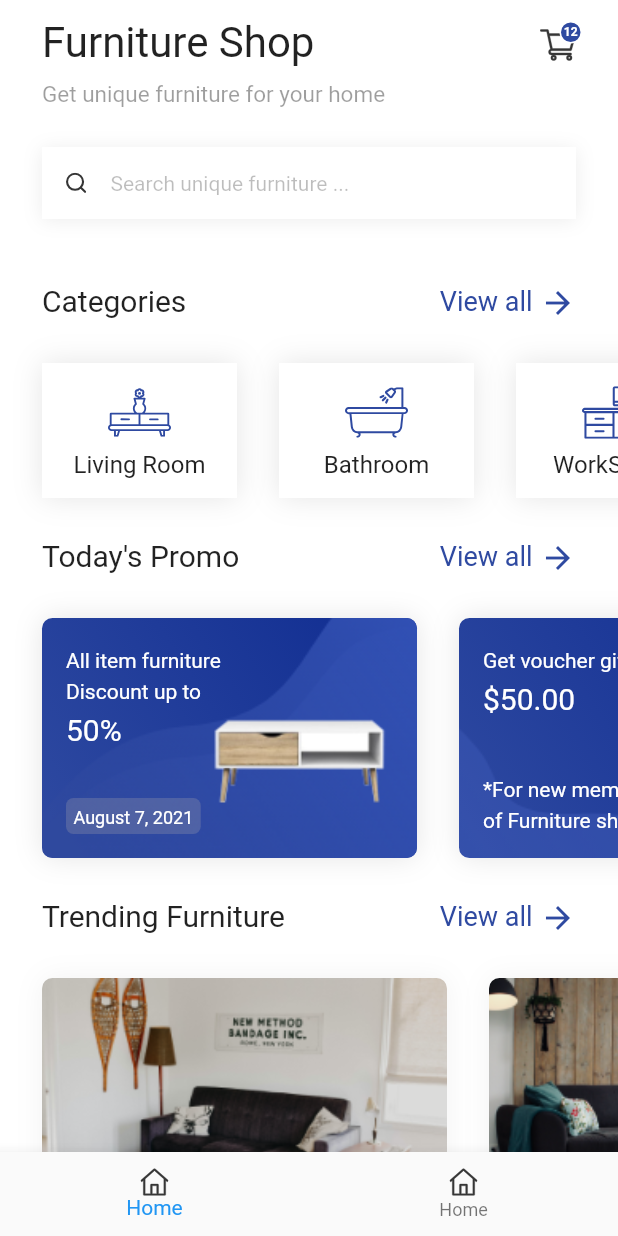
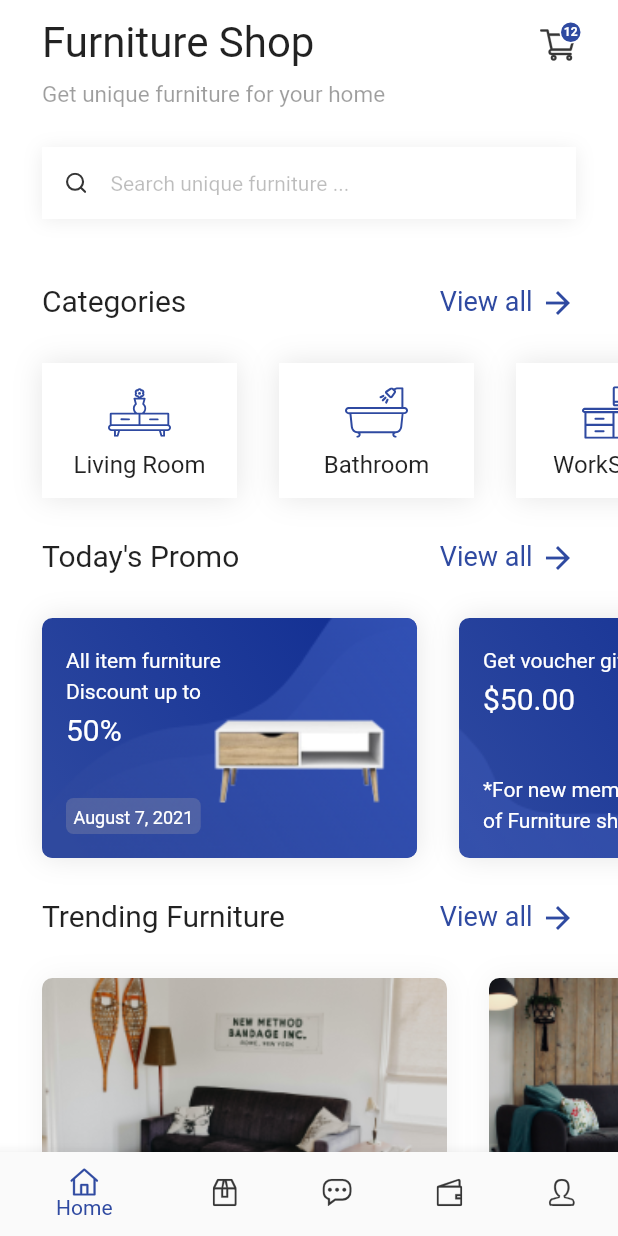
Before and after one commit to jobic10/flutter-furniture-ui, a Flutter app: the screen it shows after launch, on a phone screen of 412 x 824 dp. Run offline on Flutter 3.47's test engine with Material 2 defaults, Android fonts, the phone set to English and light mode, and no system bars; our stand-ins replace flutter_svg.

Commit message:
BottomBar

```diff
--- a/lib/data/fake.dart
+++ b/lib/data/fake.dart
@@ -38,4 +38,26 @@
     'assets/images/furniture/pexels-pixabay-276534.jpg',
     'assets/images/furniture/pexels-steve-johnson-923192.jpg',
   ];
+  static List<dynamic> menuItems = [
+    {
+      'icon': 'assets/icons/home.svg',
+      'label': 'Home',
+    },
+    {
+      'icon': 'assets/icons/box.svg',
+      'label': 'Delivery',
+    },
+    {
+      'icon': 'assets/icons/chat.svg',
+      'label': 'Messages',
+    },
+    {
+      'icon': 'assets/icons/wallet.svg',
+      'label': 'Wallet',
+    },
+    {
+      'icon': 'assets/icons/profile.svg',
+      'label': 'Profile',
+    },
+  ];
 }
--- a/lib/widgets/app_bottom_nav.dart
+++ b/lib/widgets/app_bottom_nav.dart
@@ -1,5 +1,7 @@
 import 'package:flutter/material.dart';
 import 'package:flutter_svg/svg.dart';
+import 'package:furniture_ui/constants/colors.dart';
+import 'package:furniture_ui/data/fake.dart';
 
 class AppBottomNavigation extends StatefulWidget {
   const AppBottomNavigation({Key? key}) : super(key: key);
@@ -12,12 +14,19 @@
   @override
   Widget build(BuildContext context) {
     return BottomNavigationBar(
-      items: [1, 2].map((i) {
+      items: Fake.menuItems.map((i) {
         return BottomNavigationBarItem(
-          label: 'Home',
-          icon: SvgPicture.asset('assets/icons/home.svg'),
+          label: i['label'],
+          activeIcon: SvgPicture.asset(
+            i['icon'],
+            color: primaryColor,
+          ),
+          icon: SvgPicture.asset(i['icon']),
         );
       }).toList(),
+      currentIndex: 0,
+      onTap: (val) {},
+      selectedItemColor: primaryColor,
     );
   }
 }
```
